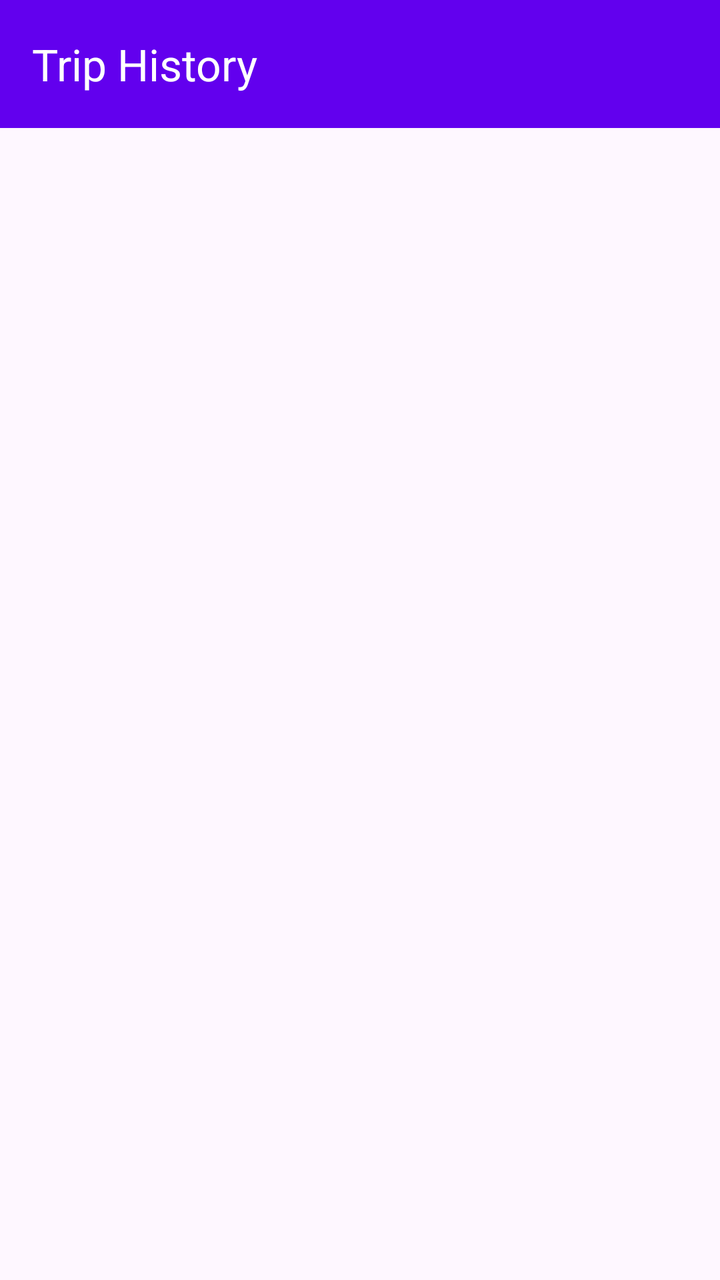
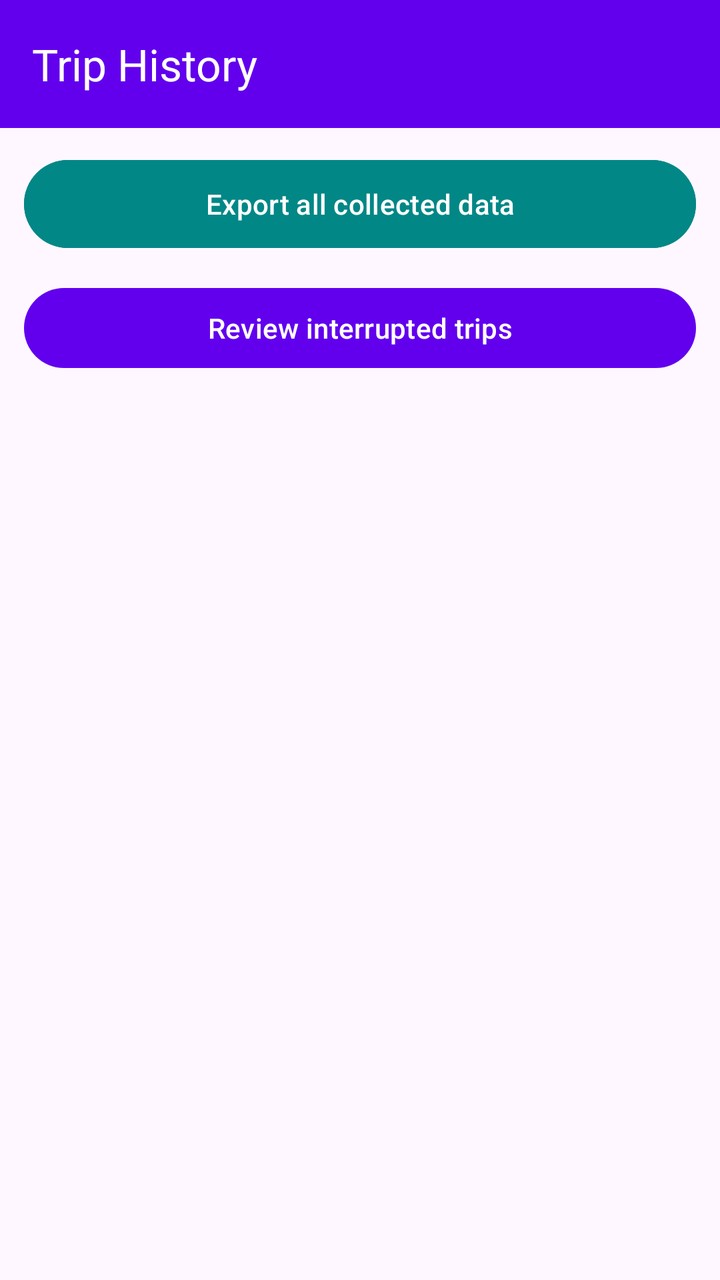

Screens rendered from an Android XML layout before and after an edit, with the pre-edit source and the edit as a unified diff.
<!-- AndroidManifest.xml: application theme Theme.RoadLog -->
<!-- res/layout/activity_trip_history.xml -->
<?xml version="1.0" encoding="utf-8"?>
<LinearLayout xmlns:android="http://schemas.android.com/apk/res/android"
    xmlns:app="http://schemas.android.com/apk/res-auto"
    android:layout_width="match_parent"
    android:layout_height="match_parent"
    android:orientation="vertical">

    <androidx.appcompat.widget.Toolbar
        android:id="@+id/toolbar"
        android:layout_width="match_parent"
        android:layout_height="?attr/actionBarSize"
        android:background="?attr/colorPrimary"
        android:theme="@style/ThemeOverlay.AppCompat.Dark.ActionBar"
        app:title="Trip History"
        app:titleTextColor="@android:color/white" />

    <FrameLayout
        android:layout_width="match_parent"
        android:layout_height="match_parent">

        <androidx.recyclerview.widget.RecyclerView
            android:id="@+id/tripsRecyclerView"
            android:layout_width="match_parent"
            android:layout_height="match_parent"
            android:clipToPadding="false"
            android:padding="12dp" />

        <TextView
            android:id="@+id/emptyText"
            android:layout_width="wrap_content"
            android:layout_height="wrap_content"
            android:layout_gravity="center"
            android:text="No trips recorded yet."
            android:textSize="16sp"
            android:visibility="gone" />
    </FrameLayout>

    <LinearLayout
        android:id="@+id/debugButtons"
        android:layout_width="match_parent"
        android:layout_height="wrap_content"
        android:orientation="horizontal"
        android:padding="12dp"
        android:visibility="gone">

        <Button
            android:id="@+id/seedDemoButton"
            android:layout_width="0dp"
            android:layout_height="48dp"
            android:layout_weight="1"
            android:layout_marginEnd="6dp"
            android:backgroundTint="@color/teal_700"
            android:text="Seed demos"
            android:textColor="@android:color/white"
            android:textSize="14sp" />

        <Button
            android:id="@+id/clearDemoButton"
            android:layout_width="0dp"
            android:layout_height="48dp"
            android:layout_weight="1"
            android:layout_marginStart="6dp"
            android:backgroundTint="@color/btn_stop_tint"
            android:text="Clear demos"
            android:textColor="@android:color/white"
            android:textSize="14sp" />
    </LinearLayout>
</LinearLayout>
<!-- resources referenced by this layout -->
<resources>
  <color name="teal_700">#FF018786</color>
  <style name="Theme.RoadLog" parent="Theme.Material3.DayNight.NoActionBar">
          <item name="colorPrimary">@color/purple_500</item>
          <item name="colorPrimaryVariant">@color/purple_700</item>
          <item name="colorOnPrimary">@color/white</item>
          <item name="colorSecondary">@color/teal_200</item>
          <item name="colorSecondaryVariant">@color/teal_700</item>
          <item name="android:statusBarColor">@color/purple_700</item>
      </style>
  <color name="purple_500">#FF6200EE</color>
  <color name="purple_700">#FF3700B3</color>
  <color name="white">#FFFFFFFF</color>
  <color name="teal_200">#FF03DAC5</color>
</resources>

<!-- the commit's change to res/layout/activity_trip_history.xml (unified diff, before → after) -->
@@ -14,9 +14,27 @@
         app:title="Trip History"
         app:titleTextColor="@android:color/white" />
 
+    <Button
+        android:id="@+id/exportAllButton"
+        android:layout_width="match_parent"
+        android:layout_height="52dp"
+        android:layout_margin="12dp"
+        android:backgroundTint="@color/teal_700"
+        android:text="Export all collected data"
+        android:textColor="@android:color/white" />
+
+    <Button
+        android:id="@+id/reviewIncompleteButton"
+        android:layout_width="match_parent"
+        android:layout_height="48dp"
+        android:layout_marginStart="12dp"
+        android:layout_marginEnd="12dp"
+        android:text="Review interrupted trips" />
+
     <FrameLayout
         android:layout_width="match_parent"
-        android:layout_height="match_parent">
+        android:layout_height="0dp"
+        android:layout_weight="1">
 
         <androidx.recyclerview.widget.RecyclerView
             android:id="@+id/tripsRecyclerView"
